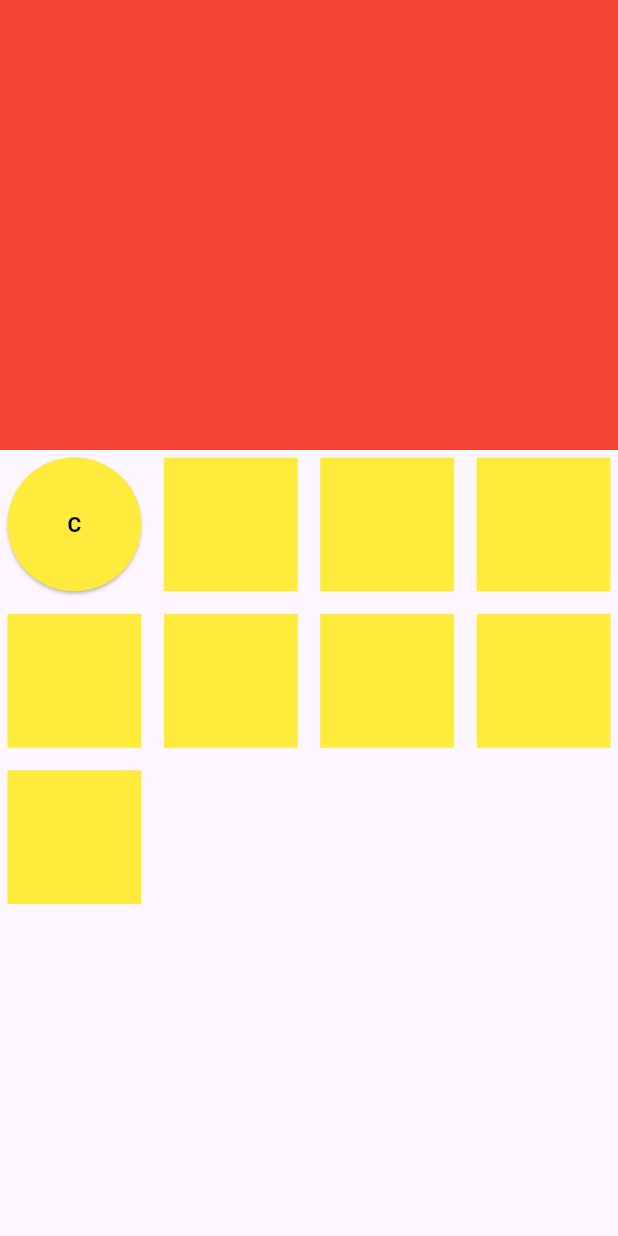
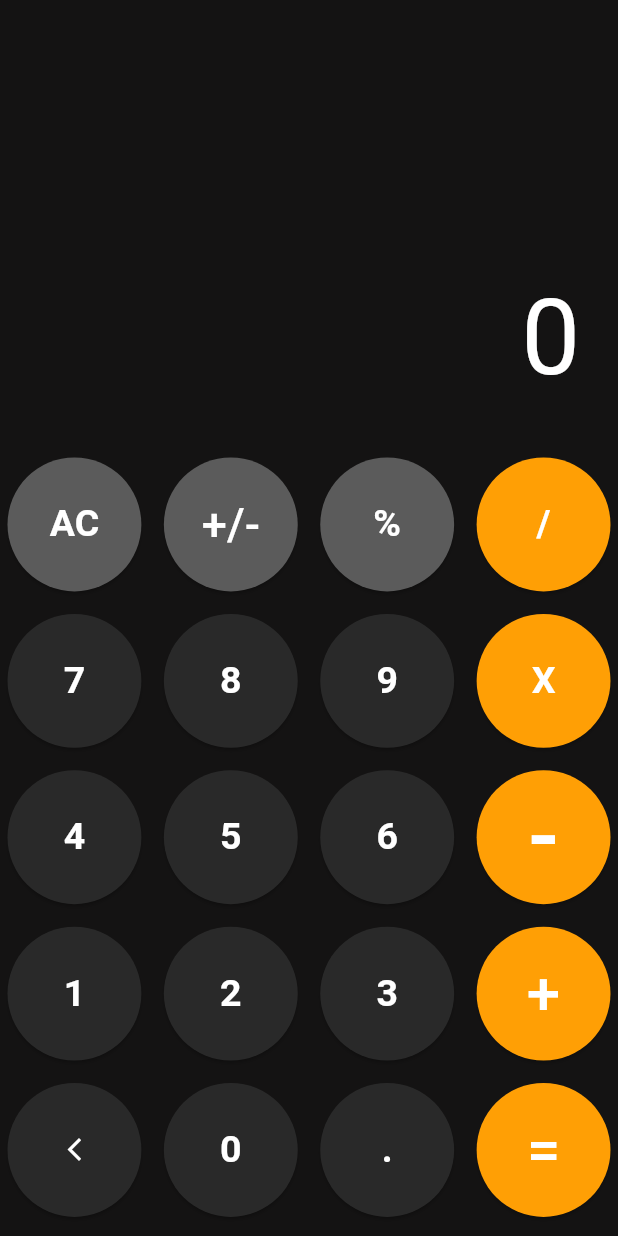
Before and after one commit to MrThanakritt/calculator-app-flutter, a Flutter app: the screen it shows after launch, on a phone screen of 412 x 824 dp. Run offline on Flutter 3.47's test engine with Material 3 defaults, Android fonts, the phone set to English and light mode, and no system bars.

Commit message:
add code in home.dart UI

```diff
--- a/lib/home.dart
+++ b/lib/home.dart
@@ -8,67 +8,157 @@ class HomeCalculator extends StatefulWidget {
 }
 
 class _HomeCalculatorState extends State<HomeCalculator> {
+  String textshow = '0';
+
   @override
   Widget build(BuildContext context) {
     return Scaffold(
+      backgroundColor: const Color.fromARGB(255, 20, 19, 19),
       body: SafeArea(
+        // ignore: avoid_unnecessary_containers
         child: Container(
           child: Column(
             children: [
               Container(
+                padding: const EdgeInsets.all(25),
                 height: 300,
-                color: Colors.red,
+                color: const Color.fromARGB(255, 20, 19, 19),
+                child: Align(
+                  alignment: Alignment.bottomRight,
+                  child: Text(
+                    textshow.toString(),
+                    style: const TextStyle(
+                        fontSize: 70,
+                        color: Colors.white),
+                  ),
+                ),
               ),
               Expanded(
                 child: Container(
-                  padding: EdgeInsets.all(5),
+                  padding: const EdgeInsets.all(5),
                   child: GridView(
                     physics: const NeverScrollableScrollPhysics(),
-                    gridDelegate: SliverGridDelegateWithFixedCrossAxisCount(
-                        crossAxisCount: 4,
-                        crossAxisSpacing: 15,
-                        mainAxisSpacing: 15),
+                    gridDelegate:
+                        const SliverGridDelegateWithFixedCrossAxisCount(
+                            crossAxisCount: 4,
+                            crossAxisSpacing: 15,
+                            mainAxisSpacing: 15),
                     shrinkWrap: true,
                     children: [
                       ElevatedButton(
-                        style: ElevatedButton.styleFrom(
-                          backgroundColor: Colors.yellow,
-                          shape: new RoundedRectangleBorder(
-                            borderRadius: new BorderRadius.circular(50.0)
-                          )
-                        ),
+                        style: BtnGrey,
                         onPressed: () {},
                         child: Text(
-                          'C',
-                          style: TextStyle(
-                            fontWeight: FontWeight.bold,
-                            color: Colors.black,
-                          ),
+                          'AC',
+                          style: styleAC,
                         ),
                       ),
-                      Container(
-                        color: Colors.yellow,
+                      ElevatedButton(
+                        style: BtnGrey,
+                        onPressed: () {},
+                        child: const Text(
+                          '+/-',
+                          style: TextStyle(fontSize: 30, color: Colors.white),
+                        ),
                       ),
-                      Container(
-                        color: Colors.yellow,
+                      ElevatedButton(
+                        style: BtnGrey,
+                        onPressed: () {},
+                        child: Text('%', style: styleAC),
                       ),
-                      Container(
-                        color: Colors.yellow,
+                      ElevatedButton(
+                        style: BtnAmber,
+                        onPressed: () {},
+                        child: Text('/', style: styleAC),
                       ),
-                      Container(
-                        color: Colors.yellow,
+                      ElevatedButton(
+                        style: Btnblack,
+                        onPressed: () {},
+                        child: Text('7', style: styleAC),
                       ),
-                      Container(
-                        color: Colors.yellow,
+                      ElevatedButton(
+                        style: Btnblack,
+                        onPressed: () {},
+                        child: Text('8', style: styleAC),
                       ),
-                      Container(
-                        color: Colors.yellow,
+                      ElevatedButton(
+                        style: Btnblack,
+                        onPressed: () {},
+                        child: Text('9', style: styleAC),
                       ),
-                      Container(
-                        color: Colors.yellow,
+                      ElevatedButton(
+                        style: BtnAmber,
+                        onPressed: () {},
+                        child: Text('X', style: styleAC),
                       ),
-                      Container(
-                        color: Colors.yellow,
+                      ElevatedButton(
+                        style: Btnblack,
+                        onPressed: () {},
+                        child: Text('4', style: styleAC),
+                      ),
+                      ElevatedButton(
+                        style: Btnblack,
+                        onPressed: () {},
+                        child: Text('5', style: styleAC),
+                      ),
+                      ElevatedButton(
+                        style: Btnblack,
+                        onPressed: () {},
+                        child: Text('6', style: styleAC),
+                      ),
+                      ElevatedButton(
+                        style: BtnAmber,
+                        onPressed: () {},
+                        child: const Text('-',
+                            style:
+                                TextStyle(fontSize: 60, color: Colors.white)),
+                      ),
+                      ElevatedButton(
+                        style: Btnblack,
+                        onPressed: () {},
+                        child: Text('1', style: styleAC),
+                      ),
+                      ElevatedButton(
+                        style: Btnblack,
+                        onPressed: () {},
+                        child: Text('2', style: styleAC),
+                      ),
+                      ElevatedButton(
+                        style: Btnblack,
+                        onPressed: () {},
+                        child: Text('3', style: styleAC),
+                      ),
+                      ElevatedButton(
+                        style: BtnAmber,
+                        onPressed: () {},
+                        child: const Text('+',
+                            style:
+                                TextStyle(fontSize: 40, color: Colors.white)),
+                      ),
+                      ElevatedButton(
+                        style: Btnblack,
+                        onPressed: () {},
+                        child: const Icon(
+                          Icons.arrow_back_ios_new,
+                          color: Colors.white,
+                        ),
+                      ),
+                      ElevatedButton(
+                        style: Btnblack,
+                        onPressed: () {},
+                        child: Text('0', style: styleAC),
+                      ),
+                      ElevatedButton(
+                        style: Btnblack,
+                        onPressed: () {},
+                        child: Text('.', style: styleAC),
+                      ),
+                      ElevatedButton(
+                        style: BtnAmber,
+                        onPressed: () {},
+                        child: const Text('=',
+                            style:
+                                TextStyle(fontSize: 40, color: Colors.white)),
                       ),
                     ],
                   ),
@@ -80,4 +170,20 @@ class _HomeCalculatorState extends State<HomeCalculator> {
       ),
     );
   }
+
+  var styleAC = const TextStyle(
+      fontSize: 25, fontWeight: FontWeight.bold, color: Colors.white);
+
+  var BtnAmber = ElevatedButton.styleFrom(
+      backgroundColor: const Color.fromARGB(255, 255, 159, 5),
+      shape: new RoundedRectangleBorder(
+          borderRadius: new BorderRadius.circular(50.0)));
+  var BtnGrey = ElevatedButton.styleFrom(
+      backgroundColor: const Color.fromARGB(255, 91, 91, 91),
+      shape: new RoundedRectangleBorder(
+          borderRadius: new BorderRadius.circular(50.0)));
+  var Btnblack = ElevatedButton.styleFrom(
+      backgroundColor: const Color.fromARGB(255, 41, 41, 41),
+      shape: new RoundedRectangleBorder(
+          borderRadius: new BorderRadius.circular(50.0)));
 }
--- a/lib/main.dart
+++ b/lib/main.dart
@@ -12,12 +12,14 @@ class MyApp extends StatelessWidget {
   @override
   Widget build(BuildContext context) {
     return MaterialApp(
+      debugShowCheckedModeBanner: false,
       title: 'Flutter Demo',
       theme: ThemeData(
         colorScheme: ColorScheme.fromSeed(seedColor: Colors.deepPurple),
         useMaterial3: true,
       ),
       home: const HomeCalculator(),
+      themeMode: ThemeMode.system,
     );
   }
 }
```
